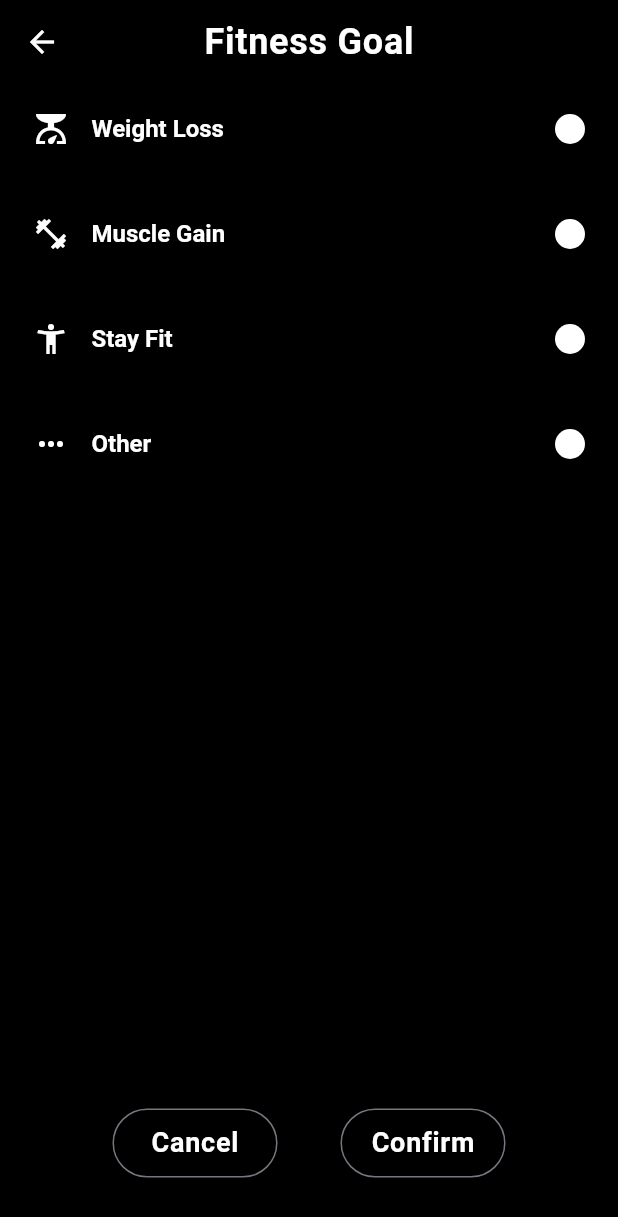
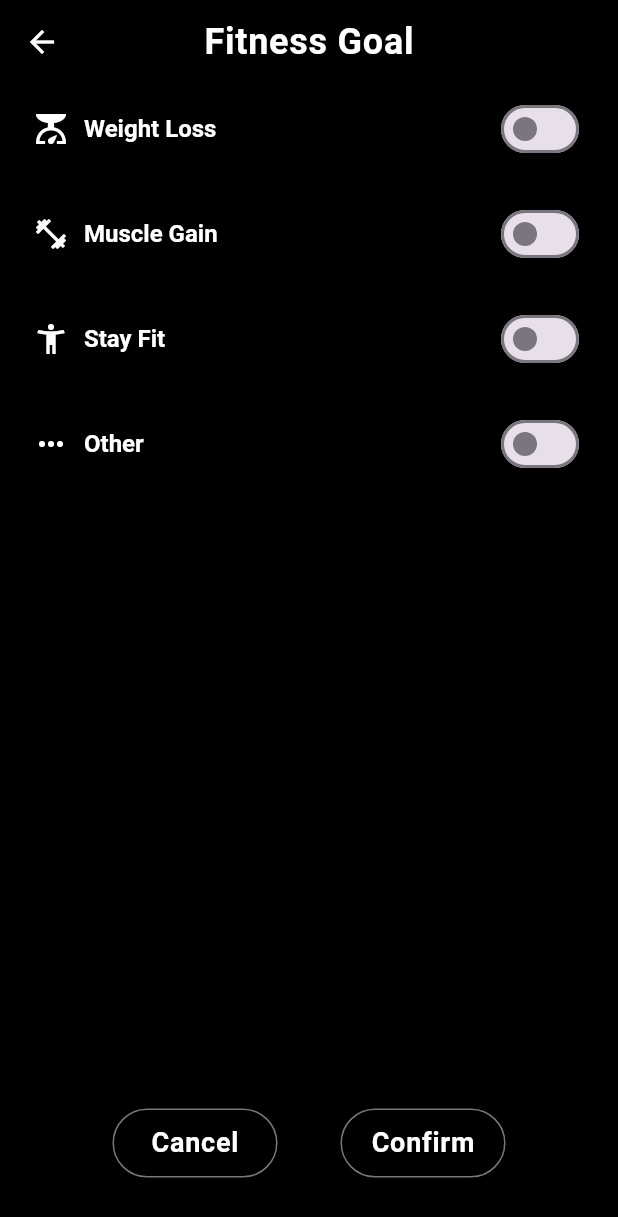
Before and after one commit to rostikKalabishka/Ai-FitCoach, a Flutter app: the FitnessGoalScreen screen opened directly, on a phone screen of 412 x 824 dp. Shown: the top 1217 px of the screen. Run offline on Flutter 3.47's test engine with Material 3 defaults, Android fonts, the phone set to English and light mode, and no system bars; our stand-ins replace auto_route, firebase_core, flutter_dotenv, font_awesome_flutter; accounts and stored records are empty; generated files the repository leaves out were written again.

Commit message:
switch button instead white circle placeholder

```diff
--- a/lib/features/settings/fitness_goal_screen/fitness_goal_screen.dart
+++ b/lib/features/settings/fitness_goal_screen/fitness_goal_screen.dart
@@ -1,7 +1,17 @@
 import 'package:flutter/material.dart';
 
-class FitnessGoalScreen extends StatelessWidget {
+class FitnessGoalScreen extends StatefulWidget {
   const FitnessGoalScreen({super.key});
+
+  @override
+  State<FitnessGoalScreen> createState() => _FitnessGoalScreenState();
+}
+
+class _FitnessGoalScreenState extends State<FitnessGoalScreen> {
+  bool isSwitched = false;
+  bool isSwitched1 = false;
+  bool isSwitched2 = false;
+  bool isSwitched3 = false;
 
   @override
   Widget build(BuildContext context) {
@@ -18,7 +28,7 @@ class FitnessGoalScreen extends StatelessWidget {
           children: [
             Center(
               child: InkWell(
-                onTap: (){},
+                onTap: () {},
                 child: Container(
                   height: 60,
                   width: 400,
@@ -32,20 +42,22 @@ class FitnessGoalScreen extends StatelessWidget {
                       children: [
                         Row(
                           mainAxisAlignment: MainAxisAlignment.start,
-                          spacing: 15,
+                          spacing: 10,
                           children: [
                             Icon(Icons.scale),
                             Text('Weight Loss',
                                 textAlign: TextAlign.start,
                                 style: themeDark.textTheme.headlineLarge),
-                            SizedBox(width: 180),
+                            SizedBox(width: 170),
                           ],
                         ),
-                        Container(
-                          height: 20,
-                          width: 20,
-                          decoration: BoxDecoration(
-                              shape: BoxShape.circle, color: Colors.white),
+                        Switch(
+                          value: isSwitched,
+                          onChanged: (bool value) {
+                            setState(() {
+                              isSwitched = value;
+                            });
+                          },
                         )
                       ],
                     ),
@@ -53,10 +65,12 @@ class FitnessGoalScreen extends StatelessWidget {
                 ),
               ),
             ),
-            SizedBox(height: 10,),
+            SizedBox(
+              height: 10,
+            ),
             Center(
               child: InkWell(
-                onTap: (){},
+                onTap: () {},
                 child: Container(
                   height: 60,
                   width: 400,
@@ -70,20 +84,22 @@ class FitnessGoalScreen extends StatelessWidget {
                       children: [
                         Row(
                           mainAxisAlignment: MainAxisAlignment.start,
-                          spacing: 15,
+                          spacing: 10,
                           children: [
                             Icon(Icons.fitness_center),
                             Text('Muscle Gain',
                                 textAlign: TextAlign.start,
                                 style: themeDark.textTheme.headlineLarge),
-                            SizedBox(width: 180),
+                            SizedBox(width: 170),
                           ],
                         ),
-                        Container(
-                          height: 20,
-                          width: 20,
-                          decoration: BoxDecoration(
-                              shape: BoxShape.circle, color: Colors.white),
+                        Switch(
+                          value: isSwitched1,
+                          onChanged: (bool value) {
+                            setState(() {
+                              isSwitched1 = value;
+                            });
+                          },
                         )
                       ],
                     ),
@@ -91,10 +107,12 @@ class FitnessGoalScreen extends StatelessWidget {
                 ),
               ),
             ),
-            SizedBox(height: 10,),
+            SizedBox(
+              height: 10,
+            ),
             Center(
               child: InkWell(
-                onTap: (){},
+                onTap: () {},
                 child: Container(
                   height: 60,
                   width: 400,
@@ -108,20 +126,22 @@ class FitnessGoalScreen extends StatelessWidget {
                       children: [
                         Row(
                           mainAxisAlignment: MainAxisAlignment.start,
-                          spacing: 15,
+                          spacing: 10,
                           children: [
                             Icon(Icons.accessibility_new),
                             Text('Stay Fit',
                                 textAlign: TextAlign.start,
                                 style: themeDark.textTheme.headlineLarge),
-                            SizedBox(width: 215),
+                            SizedBox(width: 200),
                           ],
                         ),
-                        Container(
-                          height: 20,
-                          width: 20,
-                          decoration: BoxDecoration(
-                              shape: BoxShape.circle, color: Colors.white),
+                        Switch(
+                          value: isSwitched2,
+                          onChanged: (bool value) {
+                            setState(() {
+                              isSwitched2 = value;
+                            });
+                          },
                         )
                       ],
                     ),
@@ -129,10 +149,12 @@ class FitnessGoalScreen extends StatelessWidget {
                 ),
               ),
             ),
-            SizedBox(height: 10,),
+            SizedBox(
+              height: 10,
+            ),
             Center(
               child: InkWell(
-                onTap: (){},
+                onTap: () {},
                 child: Container(
                   height: 60,
                   width: 400,
@@ -146,20 +168,22 @@ class FitnessGoalScreen extends StatelessWidget {
                       children: [
                         Row(
                           mainAxisAlignment: MainAxisAlignment.start,
-                          spacing: 15,
+                          spacing: 10,
                           children: [
                             Icon(Icons.more_horiz),
                             Text('Other',
                                 textAlign: TextAlign.start,
                                 style: themeDark.textTheme.headlineLarge),
-                            SizedBox(width: 230),
+                            SizedBox(width: 210),
                           ],
                         ),
-                        Container(
-                          height: 20,
-                          width: 20,
-                          decoration: BoxDecoration(
-                              shape: BoxShape.circle, color: Colors.white),
+                        Switch(
+                          value: isSwitched3,
+                          onChanged: (bool value) {
+                            setState(() {
+                              isSwitched3 = value;
+                            });
+                          },
                         )
                       ],
                     ),
```
Also changed, not shown: lib/features/settings/difficulty_level_screen/difficulty_level_screen.dart (+34 -25 lines), lib/features/settings/do_not_disturb_mode_screen/do_not_disturb_mode_screen.dart (+16 -9 lines), lib/features/settings/water_balance_screen/water_balance_screen.dart (+25 -17 lines), lib/features/settings/workout_types_screen/workout_types_screen.dart (+43 -33 lines).
